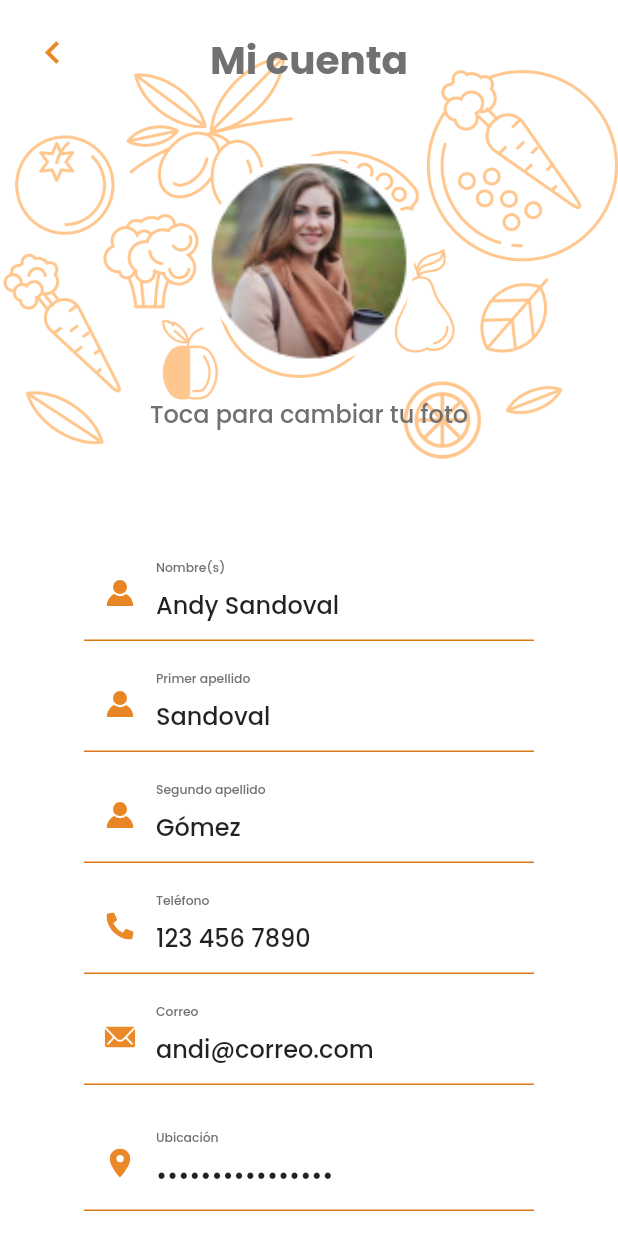
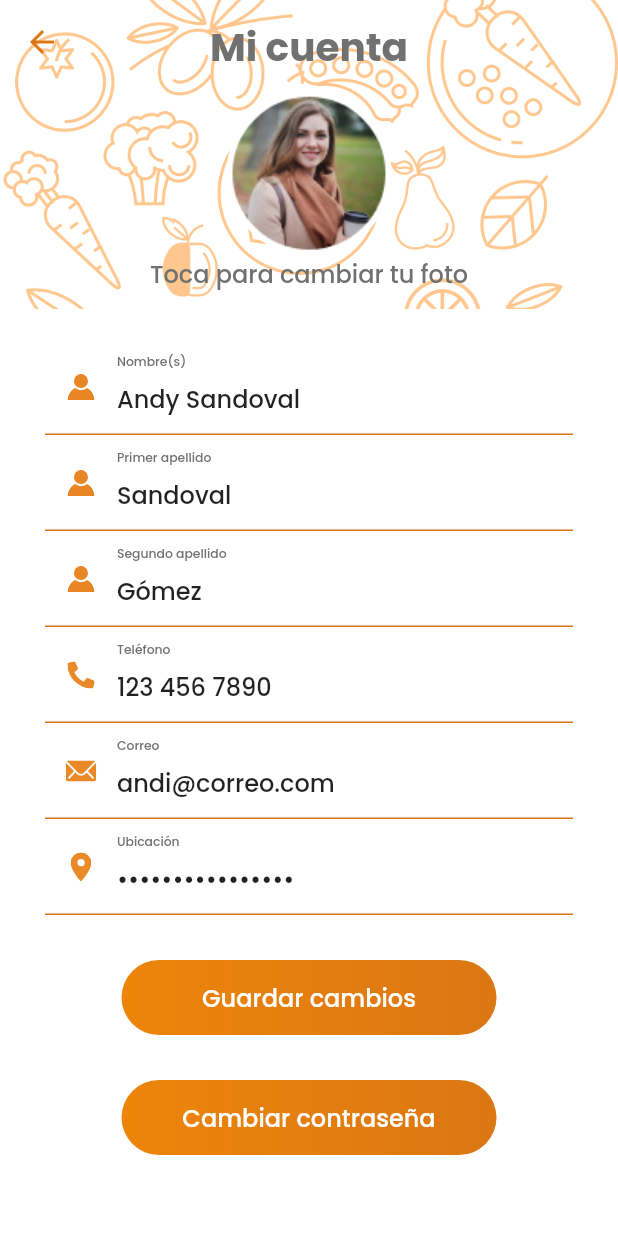
Before and after one commit to andyBbx/bookify, a Flutter app: the MiCuenta1Screen screen opened directly, on a phone screen of 412 x 824 dp. Run offline on Flutter 3.47's test engine with Material 2 defaults, Android fonts, the phone set to English and light mode, and no system bars; our stand-ins replace bloc, carousel_slider, flutter_bloc, flutter_datetime_picker, flutter_rating_bar, flutter_svg and 1 more.

```diff
--- a/lib/presentation/screens/mi_cuenta1_screen.dart
+++ b/lib/presentation/screens/mi_cuenta1_screen.dart
@@ -42,42 +42,25 @@ class _MiCuenta1ScreenState extends State<MiCuenta1Screen> {
         (MediaQuery.of(context).orientation == Orientation.landscape);
 
     return Scaffold(
+      backgroundColor: Colors.white,
       body: CustomScrollView(
         slivers: [
           SliverAppBar(
-              iconTheme: const IconThemeData(
-                color: Colors.transparent,
+              iconTheme: IconThemeData(
+                color: splash_background,
               ),
-              collapsedHeight: isTab() ? height / 4 : widhth / 1.2,
+              collapsedHeight: isTab() ? height / 5 : height / 4,
               backgroundColor: Colors.white,
               pinned: true,
               flexibleSpace: Container(
                 width: widhth,
                 decoration: const BoxDecoration(
                     image: DecorationImage(
+                        fit: BoxFit.cover,
                         image: AssetImage(
                           "assets/halfPattern.png",
                         ))),
-                child: Stack(children: [
-                  Positioned(
-                      top: 20,
-                      left: 20,
                 child: SafeArea(
-                          child: Row(
-                        children: [
-                          Icon(
-                            Icons.keyboard_arrow_left,
-                            color: textBold,
-                            size: 30,
-                          ),
-                        ],
-                      ))),
-                  Positioned(
-                    top: 20,
-                    left: 0,
-                    child: SafeArea(
-                      child: Container(
-                        width: widhth,
                   child: Column(
                     crossAxisAlignment: CrossAxisAlignment.center,
                     mainAxisAlignment: MainAxisAlignment.center,
@@ -89,18 +72,15 @@ class _MiCuenta1ScreenState extends State<MiCuenta1Screen> {
                             color: textDrkgray,
                             fontWeight: FontWeight.w700),
                       ),
-                            SizedBox(
-                              height: 45,
+                      const SizedBox(
+                        height: 10,
                       ),
-                            CircleAvatar(
-                              radius: 70,
+                      const CircleAvatar(
+                        radius: 55,
                         backgroundColor: Colors.white,
                         backgroundImage: AssetImage(
                           "assets/images/profile.png",
                         ),
-                            ),
-                            SizedBox(
-                              height: 20,
                       ),
                       Text("Toca para cambiar tu foto",
                           style: TextStyle(
@@ -110,25 +90,20 @@ class _MiCuenta1ScreenState extends State<MiCuenta1Screen> {
                     ],
                   ),
                 ),
-                    ),
-                  )
-                ]),
               )),
           SliverToBoxAdapter(
             child: Container(
-              padding: EdgeInsets.only(top: 20, left: 20, right: 20),
+              padding: EdgeInsets.symmetric(
+                  horizontal: isTab() ? widhth / 5 : 30, vertical: 20),
               constraints: BoxConstraints(
                 maxWidth: isLandccape ? widhth / 2 : widhth,
                 minWidth: widhth,
               ),
-              decoration: BoxDecoration(
-                color: splash_Logo,
-              ),
+              decoration: BoxDecoration(),
               child: Column(
+                mainAxisAlignment: MainAxisAlignment.center,
                 children: [
-                  Container(
-                    width: 300,
-                    child: TextField(
+                  TextField(
                     controller: nombres,
                     decoration: InputDecoration(
                       enabledBorder: UnderlineInputBorder(
@@ -151,13 +126,7 @@ class _MiCuenta1ScreenState extends State<MiCuenta1Screen> {
                       ),
                     ),
                   ),
-                  ),
-                  SizedBox(
-                    height: 10,
-                  ),
-                  Container(
-                    width: 300,
-                    child: TextField(
+                  TextField(
                     controller: primer_apellido,
                     decoration: InputDecoration(
                       enabledBorder: UnderlineInputBorder(
@@ -180,13 +149,7 @@ class _MiCuenta1ScreenState extends State<MiCuenta1Screen> {
                       ),
                     ),
                   ),
-                  ),
-                  SizedBox(
-                    height: 10,
-                  ),
-                  Container(
-                    width: 300,
-                    child: TextField(
+                  TextField(
                     controller: segundo_apellido,
                     decoration: InputDecoration(
                       enabledBorder: UnderlineInputBorder(
@@ -209,13 +172,7 @@ class _MiCuenta1ScreenState extends State<MiCuenta1Screen> {
                       ),
                     ),
                   ),
-                  ),
-                  SizedBox(
-                    height: 10,
-                  ),
-                  Container(
-                    width: 300,
-                    child: TextField(
+                  TextField(
                     controller: telefono,
                     decoration: InputDecoration(
                       enabledBorder: UnderlineInputBorder(
@@ -238,13 +195,7 @@ class _MiCuenta1ScreenState extends State<MiCuenta1Screen> {
                       ),
                     ),
                   ),
-                  ),
-                  SizedBox(
-                    height: 10,
-                  ),
-                  Container(
-                    width: 300,
-                    child: TextField(
+                  TextField(
                     controller: correo,
                     decoration: InputDecoration(
                       enabledBorder: UnderlineInputBorder(
@@ -267,13 +218,7 @@ class _MiCuenta1ScreenState extends State<MiCuenta1Screen> {
                       ),
                     ),
                   ),
-                  ),
-                  SizedBox(
-                    height: 20,
-                  ),
-                  Container(
-                    width: 300,
-                    child: TextField(
+                  TextField(
                     controller: ubicacion,
                     obscureText: true,
                     decoration: InputDecoration(
@@ -293,7 +238,6 @@ class _MiCuenta1ScreenState extends State<MiCuenta1Screen> {
                       prefixIcon: SvgPicture.asset(
                         "assets/images/icons/location.svg",
                         fit: BoxFit.scaleDown,
-                        ),
                       ),
                     ),
                   ),
@@ -318,9 +262,6 @@ class _MiCuenta1ScreenState extends State<MiCuenta1Screen> {
                             Navigator.of(context).push(MaterialPageRoute(
                                 builder: (context) => ConfirmandoScreen()));
                           })),
-                  SizedBox(
-                    height: 100,
-                  ),
                 ],
               ),
             ),
--- a/lib/presentation/screens/mis_reservas_screen.dart
+++ b/lib/presentation/screens/mis_reservas_screen.dart
@@ -168,7 +168,7 @@ class _MisReservasScreenState extends State<MisReservasScreen> {
           SliverToBoxAdapter(
             child: Padding(
               padding:
-                  EdgeInsets.symmetric(horizontal: isTab() ? widhth / 8 : 0),
+                  EdgeInsets.symmetric(horizontal: isTab() ? widhth / 10 : 0),
               child: Column(
                 children: [
                   Padding(
```
Lines whose indentation alone changed are shown as unchanged.
